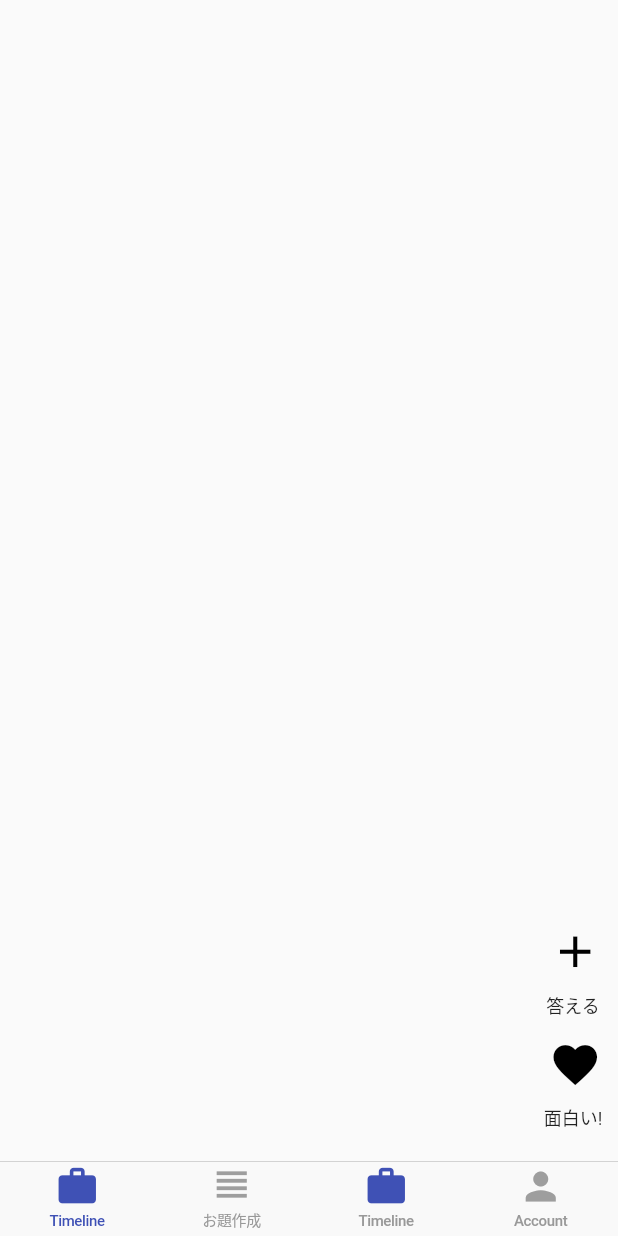
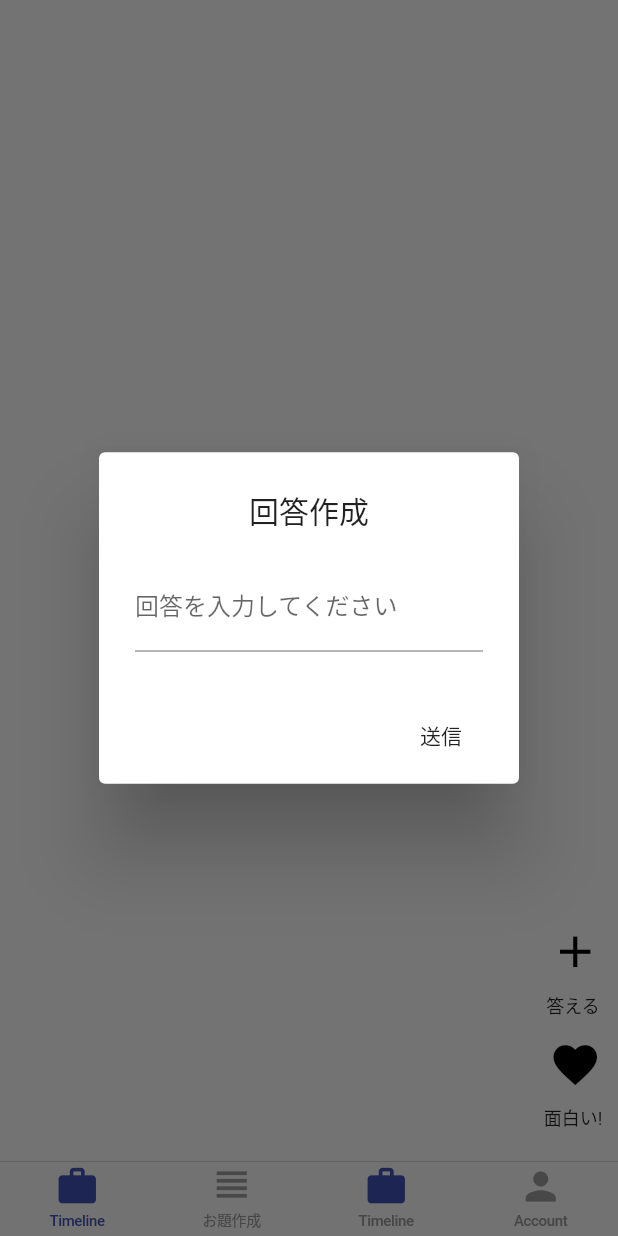
Before and after one commit to kasiwa-mesi/flutter-ohgiri-sample, a Flutter app: the screen it shows once a user with an empty profile is signed in, on a phone screen of 412 x 824 dp. Run offline on Flutter 3.47's test engine with Material 2 defaults, Android fonts, the phone set to English and light mode, and no system bars; our stand-ins replace cloud_firestore, firebase_auth; accounts and stored records are empty; network calls fail.

```diff
--- a/lib/app/home/timeline/timeline_page.dart
+++ b/lib/app/home/timeline/timeline_page.dart
@@ -42,7 +42,7 @@ class TimelinePage extends StatelessWidget {
         children: <Widget>[
           Expanded(child: _buildContents(context)),
           // iconSection,
-          ActionsToolbar(odaiId: ),
+          ActionsToolbar(),
         ],
       ),
     );
@@ -53,6 +53,7 @@ Widget _buildContents(BuildContext context) {
   print('TimelinePage rebuild');
   final database = Provider.of<FirestoreDatabase>(context, listen: false);
   final controller = PageController();
+  int currentPage = 0;
   return StreamBuilder<List<Odai>>(
       stream: database.odaisStream(),
       builder: (context, snapshot) {
--- a/lib/app/home/timeline/widgets/actions_toolbar.dart
+++ b/lib/app/home/timeline/widgets/actions_toolbar.dart
@@ -6,8 +6,8 @@ import 'package:ohgiri_sample/app/home/models/answer.dart';
 import 'package:ohgiri_sample/services/firestore_database.dart';
 
 class ActionsToolbar extends StatefulWidget {
-  const ActionsToolbar({Key key, @required this.odaiId}) : super(key: key);
-  final String odaiId;
+  // const ActionsToolbar({Key key, @required this.odaiName}) : super(key: key);
+  // final String odaiName;
 
   @override
   _ActionsToolbarState createState() => _ActionsToolbarState();
@@ -15,6 +15,12 @@ class ActionsToolbar extends StatefulWidget {
 
 class _ActionsToolbarState extends State<ActionsToolbar> {
   var uuid = Uuid();
+  String _answerName;
+
+  @override
+  void initState() {
+    super.initState();
+  }
 
   //1.お題のフィールドにアンサーコレクションを作る
   //2.アンサーコレクションにnameフィールド、idをつける。
@@ -25,10 +31,46 @@ class _ActionsToolbarState extends State<ActionsToolbar> {
   //問題.OdaiIdの配列の中から現在のページのIDを取得することがむずかし
   //pageviewのindexを取得できれば、お題IDも特定することができる。
   //Currentindex = 0を定めてから構築すれば、現在のページのindexが取得できるかも???
-  Future<void> _addAnswer() async {
+  //プラスアイコン押した時にモーダルを出現させる。
+  //onpressedの時に行う処理
+  //1.お題のidを読み込む
+  //2.回答作成用のモーダルを出す。
+  Future<void> _openAnswerModal() async {
     try {
-      final database = Provider.of<FirestoreDatabase>(context, listen: false);
-      final id = uuid.v1();
+      showDialog<bool>(
+        context: context,
+        builder: (BuildContext context) {
+          return AlertDialog(
+            title: Column(
+              children: <Widget>[
+                Text('回答作成'),
+                // Text(odaiName),
+              ],
+            ),
+            content: Expanded(
+                child: TextFormField(
+              decoration: InputDecoration(labelText: '回答を入力してください'),
+                keyboardAppearance: Brightness.light,
+                initialValue: _answerName,
+                validator: (value) =>
+                    value.isNotEmpty ? null : 'Name can\'t be empty',
+                onSaved: (value) => _answerName = value,
+              ),
+            ),
+            actions: <Widget>[
+              FlatButton(
+                child: Text('送信'),
+                onPressed: () {
+                  //回答を送信する処理
+                  //回答を作成が成功したことを知らせるdialogを表示
+                  _answerName = null;
+                  Navigator.of(context).pop();
+                },
+              ),
+            ],
+          );
+        },
+      );
     } catch (e) {
       showExceptionAlertDialog(
         context: context,
@@ -37,6 +79,21 @@ class _ActionsToolbarState extends State<ActionsToolbar> {
       );
       print(e);
     }
+  }
+
+  Future<void> _addAnswer() async {
+    // try {
+    //   final database = Provider.of<FirestoreDatabase>(context, listen: false);
+    //   final answerId = uuid.v1();
+    //   final answer = Answer(name: _name, id: answerId);
+    // } catch (e) {
+    //   showExceptionAlertDialog(
+    //     context: context,
+    //     title: 'Operation failed',
+    //     exception: e,
+    //   );
+    //   print(e);
+    // }
   }
 
   Future<void> _addFavarite() async {}
@@ -63,7 +120,9 @@ class _ActionsToolbarState extends State<ActionsToolbar> {
           //   },
           // )
           _getSocialAction(
-              icon: Icons.add, title: '答える', firebaseConnect: _addAnswer()),
+              icon: Icons.add,
+              title: '答える',
+              firebaseConnect: _openAnswerModal()),
           _getSocialAction(
               icon: Icons.favorite,
               title: '面白い!',
```
